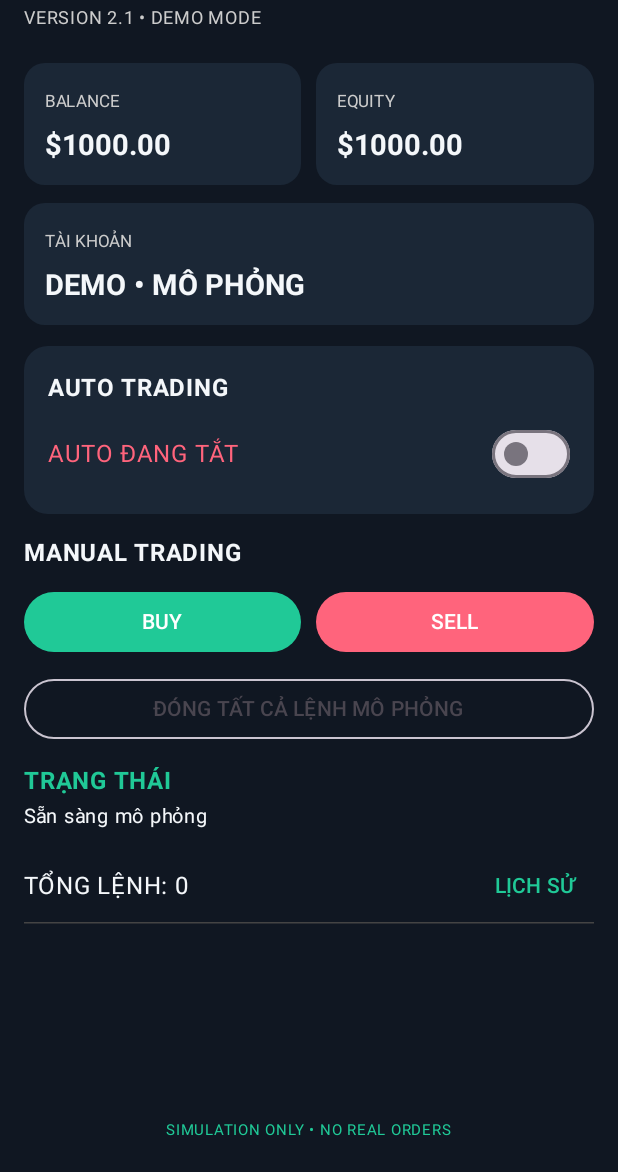
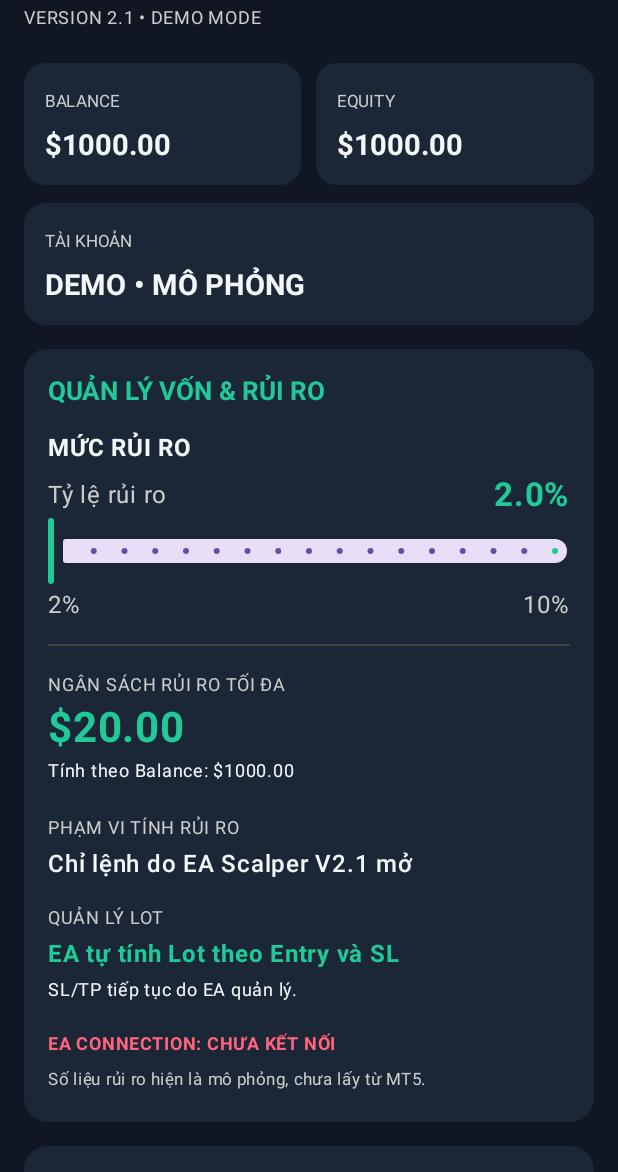
Before and after one commit to ngocthanhdctq/XAUUSD-Scalper-V21-Demo, an Android app built with Jetpack Compose: the screen it shows after launch (MainActivity), on a phone screen of 412 x 824 dp, the part 64-1236 px from its top. Run offline under Robolectric (Android 15) with nearby library versions, the phone set to English and light mode, and no system bars.

Commit message:
Refactor MainActivity for improved state management

```diff
--- a/android/app/src/main/java/com/example/xauusdscalperdemo/MainActivity.kt
+++ b/android/app/src/main/java/com/example/xauusdscalperdemo/MainActivity.kt
@@ -1,15 +1,13 @@
-
 
 package com.example.xauusdscalperdemo
-
 
 import android.os.Bundle
 import androidx.activity.ComponentActivity
 import androidx.activity.compose.setContent
 import androidx.compose.foundation.background
 import androidx.compose.foundation.layout.*
-import androidx.compose.foundation.lazy.LazyColumn
-import androidx.compose.foundation.lazy.items
+import androidx.compose.foundation.rememberScrollState
+import androidx.compose.foundation.verticalScroll
 import androidx.compose.foundation.shape.RoundedCornerShape
 import androidx.compose.material3.*
 import androidx.compose.runtime.*
@@ -19,6 +17,7 @@ import androidx.compose.ui.graphics.Color
 import androidx.compose.ui.text.font.FontWeight
 import androidx.compose.ui.unit.dp
 import androidx.compose.ui.unit.sp
+import java.util.Locale
 
 private val Bg = Color(0xFF101722)
 private val Panel = Color(0xFF1B2736)
@@ -42,9 +41,13 @@ class MainActivity : ComponentActivity() {
 fun DemoDashboard() {
     var auto by remember { mutableStateOf(false) }
     var balance by remember { mutableStateOf(1000.0) }
-    var trades by remember { mutableStateOf(0) }
+    var trades by remember { mutableIntStateOf(0) }
     var message by remember {
         mutableStateOf("Sẵn sàng mô phỏng")
+    }
+
+    var riskPercent by remember {
+        mutableFloatStateOf(2f)
     }
 
     var showHistory by remember {
@@ -59,10 +62,13 @@ fun DemoDashboard() {
         mutableStateListOf<String>()
     }
 
+    val riskBudget = balance * riskPercent / 100.0
+
     Column(
         modifier = Modifier
             .fillMaxSize()
             .background(Bg)
+            .verticalScroll(rememberScrollState())
             .padding(16.dp)
     ) {
         Text(
@@ -85,13 +91,13 @@ fun DemoDashboard() {
         ) {
             InfoCard(
                 "BALANCE",
-                "$" + "%.2f".format(balance),
+                "$" + String.format(Locale.US, "%.2f", balance),
                 Modifier.weight(1f)
             )
 
             InfoCard(
                 "EQUITY",
-                "$" + "%.2f".format(balance),
+                "$" + String.format(Locale.US, "%.2f", balance),
                 Modifier.weight(1f)
             )
         }
@@ -104,8 +110,155 @@ fun DemoDashboard() {
             Modifier.fillMaxWidth()
         )
 
+        Spacer(Modifier.height(16.dp))
+
+        // QUẢN LÝ RỦI RO
+        Card(
+            colors = CardDefaults.cardColors(
+                containerColor = Panel
+            ),
+            shape = RoundedCornerShape(16.dp),
+            modifier = Modifier.fillMaxWidth()
+        ) {
+            Column(
+                modifier = Modifier.padding(16.dp)
+            ) {
+                Text(
+                    "QUẢN LÝ VỐN & RỦI RO",
+                    color = Green,
+                    fontSize = 17.sp,
+                    fontWeight = FontWeight.Bold
+                )
+
                 Spacer(Modifier.height(14.dp))
 
+                Text(
+                    "MỨC RỦI RO",
+                    color = White,
+                    fontWeight = FontWeight.Bold
+                )
+
+                Spacer(Modifier.height(6.dp))
+
+                Row(
+                    verticalAlignment = Alignment.CenterVertically,
+                    horizontalArrangement = Arrangement.SpaceBetween,
+                    modifier = Modifier.fillMaxWidth()
+                ) {
+                    Text(
+                        "Tỷ lệ rủi ro",
+                        color = Color.LightGray
+                    )
+
+                    Text(
+                        String.format(Locale.US, "%.1f%%", riskPercent),
+                        color = Green,
+                        fontSize = 22.sp,
+                        fontWeight = FontWeight.Bold
+                    )
+                }
+
+                Slider(
+                    value = riskPercent,
+                    onValueChange = {
+                        riskPercent = it
+                    },
+                    valueRange = 2f..10f,
+                    steps = 15,
+                    colors = SliderDefaults.colors(
+                        thumbColor = Green,
+                        activeTrackColor = Green
+                    )
+                )
+
+                Row(
+                    modifier = Modifier.fillMaxWidth(),
+                    horizontalArrangement = Arrangement.SpaceBetween
+                ) {
+                    Text("2%", color = Color.LightGray)
+                    Text("10%", color = Color.LightGray)
+                }
+
+                Spacer(Modifier.height(14.dp))
+
+                Divider(color = Color.DarkGray)
+
+                Spacer(Modifier.height(14.dp))
+
+                Text(
+                    "NGÂN SÁCH RỦI RO TỐI ĐA",
+                    color = Color.LightGray,
+                    fontSize = 12.sp
+                )
+
+                Text(
+                    "$" + String.format(Locale.US, "%.2f", riskBudget),
+                    color = Green,
+                    fontSize = 28.sp,
+                    fontWeight = FontWeight.Bold
+                )
+
+                Text(
+                    "Tính theo Balance: $" +
+                        String.format(Locale.US, "%.2f", balance),
+                    color = White,
+                    fontSize = 12.sp
+                )
+
+                Spacer(Modifier.height(14.dp))
+
+                Text(
+                    "PHẠM VI TÍNH RỦI RO",
+                    color = Color.LightGray,
+                    fontSize = 12.sp
+                )
+
+                Text(
+                    "Chỉ lệnh do EA Scalper V2.1 mở",
+                    color = White,
+                    fontWeight = FontWeight.SemiBold
+                )
+
+                Spacer(Modifier.height(12.dp))
+
+                Text(
+                    "QUẢN LÝ LOT",
+                    color = Color.LightGray,
+                    fontSize = 12.sp
+                )
+
+                Text(
+                    "EA tự tính Lot theo Entry và SL",
+                    color = Green,
+                    fontWeight = FontWeight.Bold
+                )
+
+                Text(
+                    "SL/TP tiếp tục do EA quản lý.",
+                    color = White,
+                    fontSize = 12.sp
+                )
+
+                Spacer(Modifier.height(12.dp))
+
+                Text(
+                    "EA CONNECTION: CHƯA KẾT NỐI",
+                    color = Red,
+                    fontSize = 12.sp,
+                    fontWeight = FontWeight.Bold
+                )
+
+                Text(
+                    "Số liệu rủi ro hiện là mô phỏng, chưa lấy từ MT5.",
+                    color = Color.LightGray,
+                    fontSize = 11.sp
+                )
+            }
+        }
+
+        Spacer(Modifier.height(16.dp))
+
+        // AUTO
         Card(
             colors = CardDefaults.cardColors(
                 containerColor = Panel
@@ -147,7 +300,7 @@ fun DemoDashboard() {
             }
         }
 
-        Spacer(Modifier.height(14.dp))
+        Spacer(Modifier.height(16.dp))
 
         Text(
             "MANUAL TRADING",
@@ -163,12 +316,9 @@ fun DemoDashboard() {
             Button(
                 onClick = {
                     trades++
-
                     val entry = "BUY XAUUSD • DEMO"
-
                     history.add(entry)
                     tradeHistory.add("MỞ LỆNH • $entry")
-
                     message = "Đã mô phỏng lệnh BUY"
                 },
                 modifier = Modifier.weight(1f),
@@ -182,12 +332,9 @@ fun DemoDashboard() {
             Button(
                 onClick = {
                     trades++
-
                     val entry = "SELL XAUUSD • DEMO"
-
                     history.add(entry)
                     tradeHistory.add("MỞ LỆNH • $entry")
-
                     message = "Đã mô phỏng lệnh SELL"
                 },
                 modifier = Modifier.weight(1f),
@@ -210,7 +357,6 @@ fun DemoDashboard() {
                 }
 
                 history.clear()
-
                 message = "Đã mô phỏng đóng $count lệnh"
             },
             modifier = Modifier.fillMaxWidth()
@@ -218,7 +364,7 @@ fun DemoDashboard() {
             Text("ĐÓNG TẤT CẢ LỆNH MÔ PHỎNG")
         }
 
-        Spacer(Modifier.height(12.dp))
+        Spacer(Modifier.height(14.dp))
 
         Text(
             "TRẠNG THÁI",
@@ -232,7 +378,7 @@ fun DemoDashboard() {
             fontSize = 13.sp
         )
 
-        Spacer(Modifier.height(10.dp))
+        Spacer(Modifier.height(12.dp))
 
         Row(
             modifier = Modifier.fillMaxWidth(),
@@ -249,42 +395,32 @@ fun DemoDashboard() {
                     showHistory = true
                 }
             ) {
-                Text(
-                    "LỊCH SỬ",
-                    color = Green
-                )
+                Text("LỊCH SỬ", color = Green)
             }
         }
 
-        HorizontalDivider(color = Color.DarkGray)
+        Divider(color = Color.DarkGray)
 
-        LazyColumn(
-            modifier = Modifier.weight(1f)
-        ) {
-            items(history.reversed()) { item ->
+        history.reversed().forEach { item ->
             Text(
                 item,
                 color = White,
                 modifier = Modifier.padding(vertical = 9.dp)
             )
+            Divider(color = Color.DarkGray)
+        }
 
-                HorizontalDivider(
-                    color = Color.DarkGray
-                )
-            }
-        }
+        Spacer(Modifier.height(24.dp))
 
         Text(
             "SIMULATION ONLY • NO REAL ORDERS",
             color = Green,
             fontSize = 10.sp,
-            modifier = Modifier.align(
-                Alignment.CenterHorizontally
-            )
+            modifier = Modifier.align(Alignment.CenterHorizontally)
         )
     }
 
-    // HỘP THOẠI LỊCH SỬ GIAO DỊCH
+    // LỊCH SỬ
     if (showHistory) {
         AlertDialog(
             onDismissRequest = {
@@ -297,20 +433,17 @@ fun DemoDashboard() {
                 if (tradeHistory.isEmpty()) {
                     Text("Chưa có giao dịch nào.")
                 } else {
-                    LazyColumn(
-                        modifier = Modifier.heightIn(
-                            max = 350.dp
-                        )
+                    Column(
+                        modifier = Modifier
+                            .heightIn(max = 350.dp)
+                            .verticalScroll(rememberScrollState())
                     ) {
-                        items(tradeHistory.reversed()) { item ->
+                        tradeHistory.reversed().forEach { item ->
                             Text(
                                 item,
-                                modifier = Modifier.padding(
-                                    vertical = 8.dp
+                                modifier = Modifier.padding(vertical = 8.dp)
                             )
-                            )
-
-                            HorizontalDivider()
+                            Divider()
                         }
                     }
                 }
```
Lines whose indentation alone changed are shown as unchanged.
